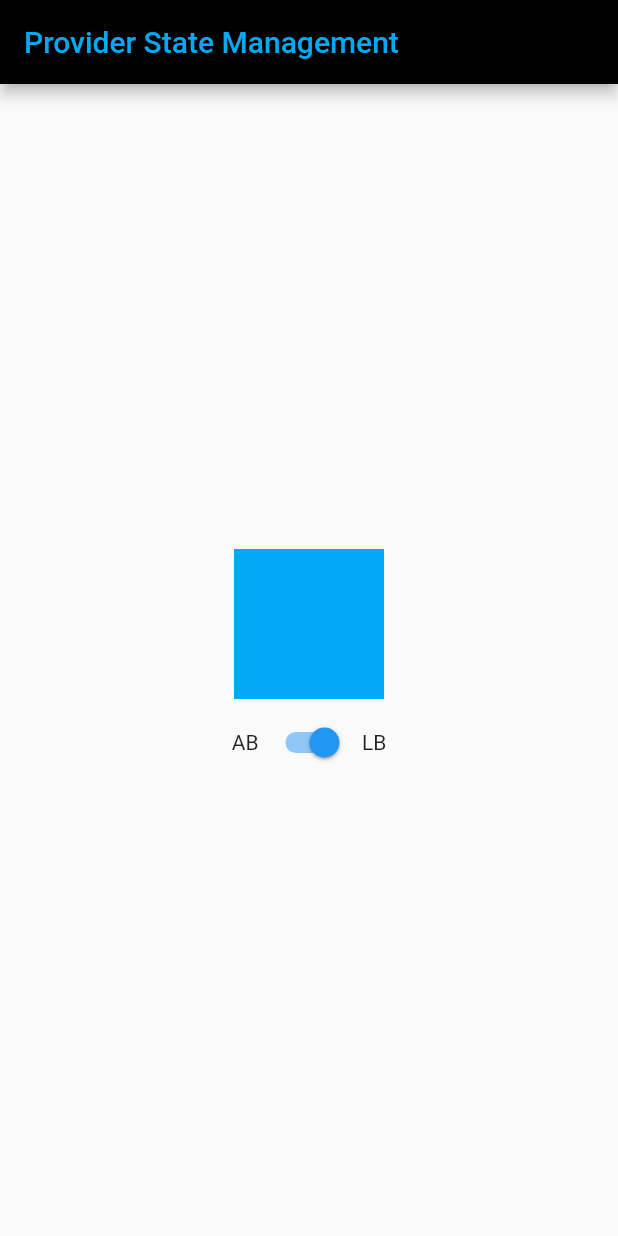
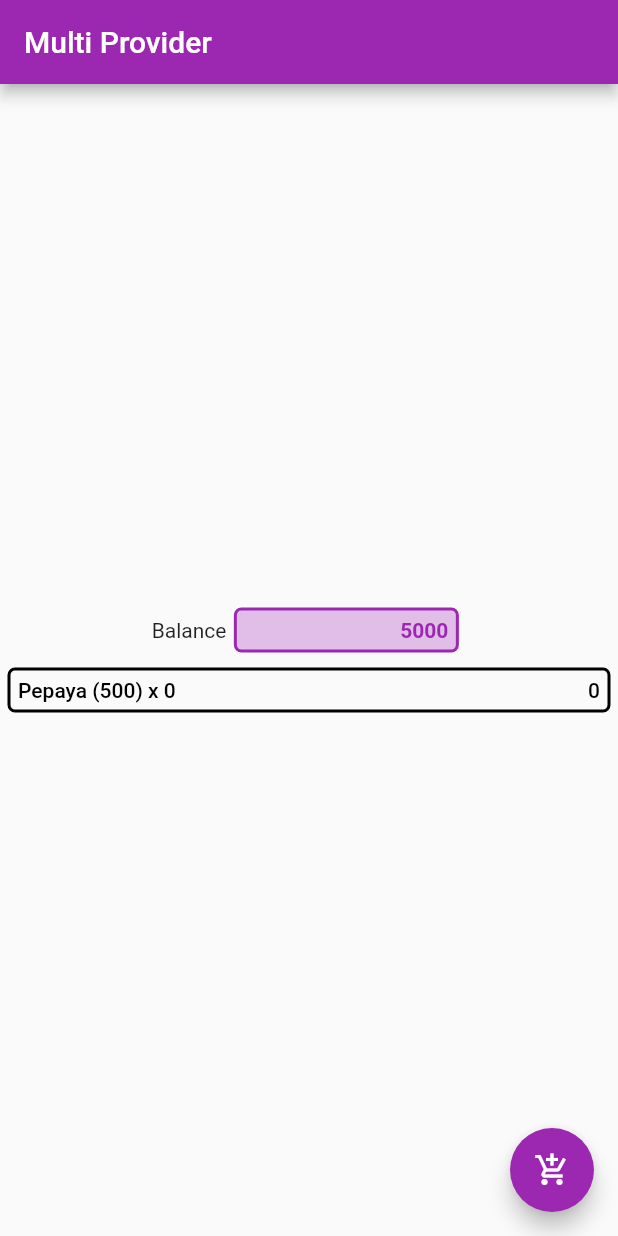
Before and after one commit to FxMajid/state-management, a Flutter app: the screen it shows after launch, on a phone screen of 412 x 824 dp. Run offline on Flutter 3.47's test engine with Material 2 defaults, Android fonts, the phone set to English and light mode, and no system bars.

Commit message:
MultiProvider

```diff
--- /dev/null
+++ b/lib/cart.dart
@@ -0,0 +1,11 @@
+import 'package:flutter/foundation.dart';
+
+class Cart with ChangeNotifier {
+  int _quantity = 0;
+
+  int get quantity => _quantity;
+  set quantity(int value) {
+    _quantity = value;
+    notifyListeners();
+  }
+}
--- a/lib/main.dart
+++ b/lib/main.dart
@@ -2,7 +2,8 @@ import 'dart:ui';
 
 import 'package:flutter/material.dart';
 import 'package:provider/provider.dart';
-import 'package:state_management/application_color.dart';
+import 'package:state_management/cart.dart';
+import 'package:state_management/money.dart';
 
 void main() {
   runApp(MyApp());
@@ -13,47 +14,91 @@ class MyApp extends StatelessWidget {
   Widget build(BuildContext context) {
     return MaterialApp(
         debugShowCheckedModeBanner: false,
-        home: ChangeNotifierProvider<ApplicationColor>(
-          create: (_) => ApplicationColor(),
+        home: MultiProvider(
+          providers: [
+            ChangeNotifierProvider<Money>(
+              create: (context) => Money(),
+            ),
+            ChangeNotifierProvider<Cart>(
+              create: (context) => Cart(),
+            )
+          ],
           child: Scaffold(
-            appBar: AppBar(
-              backgroundColor: Colors.black,
-              title: Consumer<ApplicationColor>(
-                builder: (context, applicationColor, _) => Text(
-                  "Provider State Management",
-                  style: TextStyle(color: applicationColor.color),
+            floatingActionButton: Consumer<Money>(
+              builder: (context, money, _) => Consumer<Cart>(
+                builder: (context, cart, _) => FloatingActionButton(
+                  onPressed: () {
+                    if (money.balance >= 500) {
+                      cart.quantity += 1;
+                      money.balance -= 500;
+                    }
+                  },
+                  child: Icon(Icons.add_shopping_cart),
+                  backgroundColor: Colors.purple,
                 ),
               ),
             ),
+            appBar: AppBar(
+              backgroundColor: Colors.purple,
+              title: Text("Multi Provider"),
+            ),
             body: Center(
                 child: Column(
-                    mainAxisAlignment: MainAxisAlignment.center,
-                    children: <Widget>[
-                  Consumer<ApplicationColor>(
-                    builder: (context, applicationColor, _) =>
-                        AnimatedContainer(
+              mainAxisAlignment: MainAxisAlignment.center,
+              children: <Widget>[
+                Row(
+                  mainAxisAlignment: MainAxisAlignment.center,
+                  children: <Widget>[
+                    Text("Balance"),
+                    Container(
+                      child: Align(
+                          alignment: Alignment.centerRight,
+                          child: Consumer<Money>(
+                            builder: (context, money, _) => Text(
+                                money.balance.toString(),
+                                style: TextStyle(
+                                    color: Colors.purple,
+                                    fontWeight: FontWeight.w700)),
+                          )),
+                      height: 30,
+                      width: 150,
                       margin: EdgeInsets.all(5),
-                      width: 100,
-                      height: 100,
-                      color: applicationColor.color,
-                      duration: Duration(milliseconds: 500),
-                    ),
-                  ),
-                  Row(
-                      mainAxisAlignment: MainAxisAlignment.center,
-                      children: <Widget>[
-                        Container(margin: EdgeInsets.all(5), child: Text("AB")),
-                        Consumer<ApplicationColor>(
-                          builder: (context, applicationColor, _) => Switch(
-                            value: applicationColor.isLightBlue,
-                            onChanged: (newValue) {
-                              applicationColor.isLightBlue = newValue;
-                            },
-                          ),
+                      padding: EdgeInsets.all(5),
+                      decoration: BoxDecoration(
+                          borderRadius: BorderRadius.circular(5),
+                          color: Colors.purple[100],
+                          border: Border.all(color: Colors.purple, width: 2)),
+                    )
+                  ],
+                ),
+                Container(
+                  child: Align(
+                      alignment: Alignment.centerRight,
+                      child: Consumer<Cart>(
+                        builder: (context, cart, _) => Row(
+                          mainAxisAlignment: MainAxisAlignment.spaceBetween,
+                          children: [
+                            Text("Pepaya (500) x " + cart.quantity.toString() ,
+                                style: TextStyle(
+                                    color: Colors.black,
+                                    fontWeight: FontWeight.w500)),
+                            Text(
+                              (500 * cart.quantity).toString(),
+                                style: TextStyle(
+                                    color: Colors.black,
+                                    fontWeight: FontWeight.w500)),
+                          ],
                         ),
-                        Container(margin: EdgeInsets.all(5), child: Text("LB")),
-                      ])
-                ])),
+                      )),
+                  height: 30,
+                  margin: EdgeInsets.all(5),
+                  padding: EdgeInsets.all(5),
+                  decoration: BoxDecoration(
+                      borderRadius: BorderRadius.circular(5),
+                      border: Border.all(color: Colors.black, width: 2)),
+                )
+              ],
+            )),
           ),
         ));
   }
--- /dev/null
+++ b/lib/money.dart
@@ -0,0 +1,11 @@
+import 'package:flutter/foundation.dart';
+
+class Money with ChangeNotifier {
+  int _balance = 5000;
+
+  int get balance => _balance;
+  set balance(int value) {
+    _balance = value;
+    notifyListeners();
+  }
+}
```
